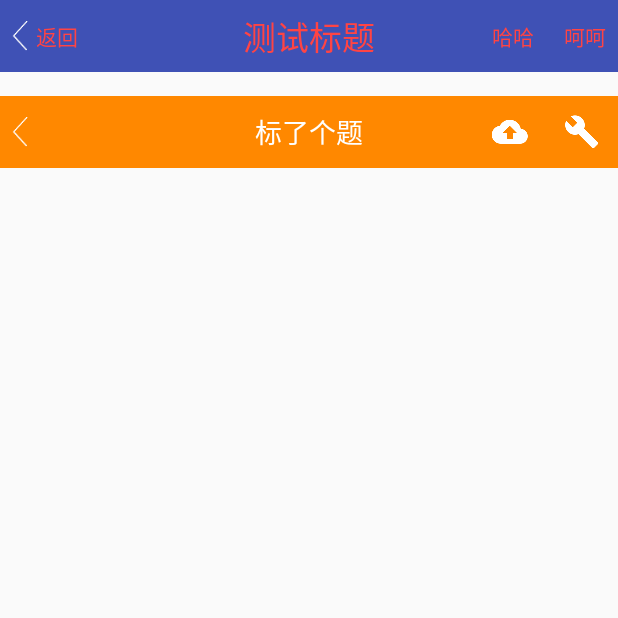
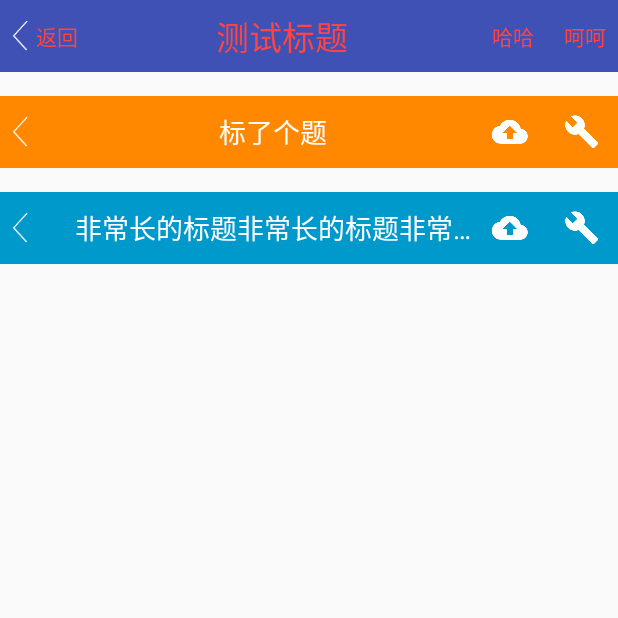
Before and after one commit to LwkCoder/ComActionBar, an Android app: the screen it shows after launch (MainActivity), on a phone screen of 412 x 824 dp, the top half of it. Run offline under Robolectric (Android 15) with nearby library versions, the phone set to English and light mode, and no system bars.

Commit message:
release v1.1.2

```diff
--- a/ComActionBar/build.gradle
+++ b/ComActionBar/build.gradle
@@ -28,7 +28,7 @@ Properties properties = new Properties()
 properties.load(project.rootProject.file('local.properties').newDataInputStream())
 
 def lib_name = "ComActionBar";
-version = "1.1.1"
+version = "1.1.2"
 group = "com.lwkandroid.widget"
 def siteUrl = 'https://github.com/Vanish136/ComActionBar'
 def gitUrl = 'https://github.com/Vanish136/ComActionBar.git'
--- a/ComActionBar/src/main/java/com/lwkandroid/widget/comactionbar/ComActionBar.java
+++ b/ComActionBar/src/main/java/com/lwkandroid/widget/comactionbar/ComActionBar.java
@@ -83,6 +83,7 @@ public class ComActionBar extends FrameLayout
         int bgColor = getResources().getColor(R.color.colorPrimary);
         titleTextSize = getResources().getDimensionPixelSize(R.dimen.cab_title_size);
         itemTextSize = getResources().getDimensionPixelSize(R.dimen.cab_text_size);
+        int titleMaxLines = 1;
 
         TypedArray ta = context.obtainStyledAttributes(attrs, R.styleable.ComActionBar);
         if (ta != null)
@@ -127,6 +128,8 @@ public class ComActionBar extends FrameLayout
                     titleTextSize = ta.getDimension(index, titleTextSize);
                 else if (index == R.styleable.ComActionBar_text_size_item)
                     itemTextSize = ta.getDimension(index, itemTextSize);
+                else if (index == R.styleable.ComActionBar_title_max_lines)
+                    titleMaxLines = ta.getInteger(index, 1);
             }
             ta.recycle();
         }
@@ -153,6 +156,7 @@ public class ComActionBar extends FrameLayout
         {
             setTitle(title);
             setTitleTextColor(titleTextColor);
+            setTitleMaxLines(titleMaxLines);
         }
 
         if (!TextUtils.isEmpty(rightText01))
@@ -362,6 +366,7 @@ public class ComActionBar extends FrameLayout
         if (color > 0)
             mTvTitle.setTextColor(color);
     }
+
 
     //inflate the first TextView in the right area
     private void inflateRightTextView01()
@@ -583,4 +588,14 @@ public class ComActionBar extends FrameLayout
             mTvRight02.setTextSize(unit, size);
     }
 
+    public void setTitleMaxLines(int maxLines)
+    {
+        inflateTitleTextView();
+        if (mTvTitle != null)
+        {
+            mTvTitle.setMaxLines(maxLines);
+            mTvTitle.setEllipsize(TextUtils.TruncateAt.valueOf("END"));
+        }
+    }
+
 }
--- a/ComActionBar/src/main/res/layout/layout_comactionbar.xml
+++ b/ComActionBar/src/main/res/layout/layout_comactionbar.xml
@@ -1,13 +1,13 @@
 <?xml version="1.0" encoding="utf-8"?>
-<FrameLayout xmlns:android="http://schemas.android.com/apk/res/android"
-             android:layout_width="match_parent"
-             android:layout_height="@dimen/cab_height">
+<RelativeLayout xmlns:android="http://schemas.android.com/apk/res/android"
+                android:layout_width="match_parent"
+                android:layout_height="@dimen/cab_height">
 
     <FrameLayout
         android:id="@+id/fl_comactionbar_left"
         android:layout_width="wrap_content"
         android:layout_height="match_parent"
-        android:layout_gravity="left"
+        android:layout_alignParentLeft="true"
         android:background="@drawable/bg_common_actionbar_menu_selector"
         android:minWidth="@dimen/cab_menu_min_size">
 
@@ -31,13 +31,17 @@
         android:id="@+id/vs_comactionbar_title"
         android:layout_width="wrap_content"
         android:layout_height="wrap_content"
-        android:layout_gravity="center"
+        android:layout_centerHorizontal="true"
+        android:layout_centerVertical="true"
+        android:layout_toLeftOf="@+id/ll_comactionbar_right_container"
+        android:layout_toRightOf="@+id/fl_comactionbar_left"
         android:layout="@layout/viewstub_comactionbar_title_text"/>
 
     <LinearLayout
+        android:id="@+id/ll_comactionbar_right_container"
         android:layout_width="wrap_content"
         android:layout_height="match_parent"
-        android:layout_gravity="right"
+        android:layout_alignParentRight="true"
         android:orientation="horizontal">
 
         <FrameLayout
@@ -88,4 +92,4 @@
 
     </LinearLayout>
 
-</FrameLayout>
+</RelativeLayout>
--- a/ComActionBar/src/main/res/layout/viewstub_comactionbar_title_text.xml
+++ b/ComActionBar/src/main/res/layout/viewstub_comactionbar_title_text.xml
@@ -3,6 +3,7 @@
           xmlns:android="http://schemas.android.com/apk/res/android"
           android:layout_width="wrap_content"
           android:layout_height="wrap_content"
+          android:gravity="center"
           android:textColor="@android:color/white"
           android:textSize="@dimen/cab_title_size">
 
--- a/ComActionBar/src/main/res/values/attrs.xml
+++ b/ComActionBar/src/main/res/values/attrs.xml
@@ -11,6 +11,7 @@
         <attr name="text_size_title" format="dimension"/>
         <attr name="text_size_item" format="dimension"/>
         <attr name="title_text" format="string"/>
+        <attr name="title_max_lines" format="integer"/>
         <attr name="right_text01" format="string"/>
         <attr name="right_image01" format="reference"/>
         <attr name="right_text02" format="string"/>
--- a/app/src/main/res/layout/activity_main.xml
+++ b/app/src/main/res/layout/activity_main.xml
@@ -33,4 +33,16 @@
         app:right_image02="@drawable/cab_right02"
         app:title_text="标了个题"/>
 
+    <com.lwkandroid.widget.comactionbar.ComActionBar
+        android:id="@+id/cab_main03"
+        android:layout_width="match_parent"
+        android:layout_height="wrap_content"
+        android:layout_marginTop="16dp"
+        app:bg_color="@android:color/holo_blue_dark"
+        app:is_left_as_back_without_text="true"
+        app:left_text="嘿哈"
+        app:right_image01="@drawable/cab_right01"
+        app:right_image02="@drawable/cab_right02"
+        app:title_text="非常长的标题非常长的标题非常长的标题非常长的标题非常长的标题啊啊啊啊"/>
+
 </LinearLayout>
```
